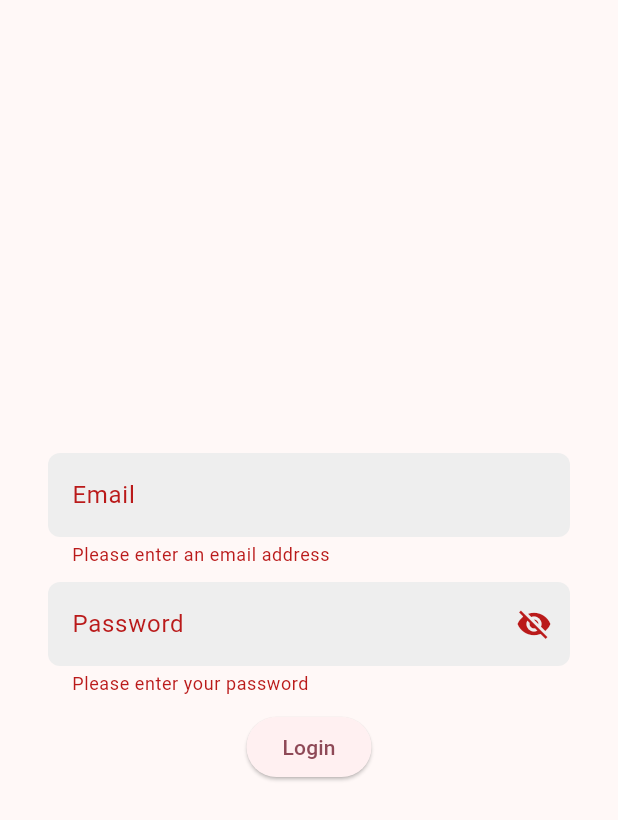
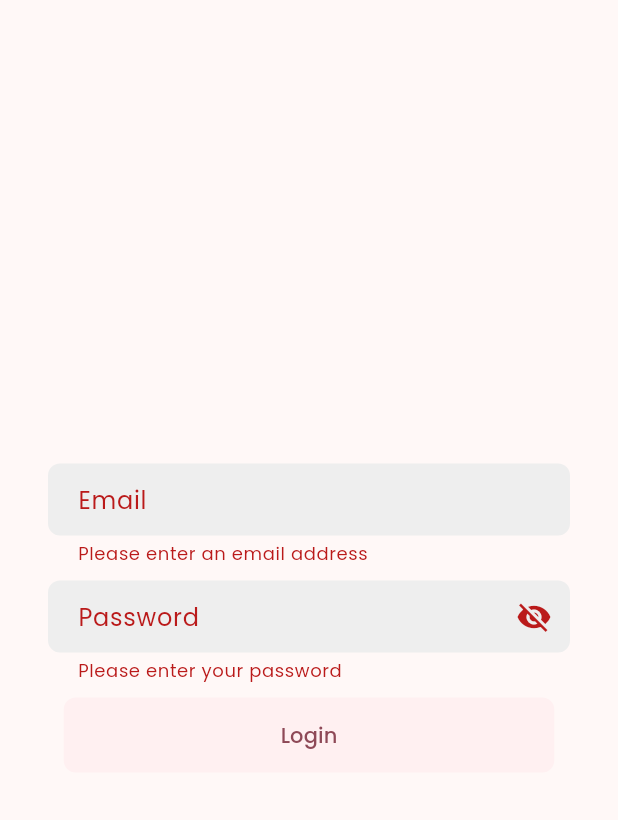
Before and after one commit to ahmed-wael2002/hedieaty-20P3343, a Flutter app: the screen it shows after launch, after a tap on "Login", on a phone screen of 412 x 824 dp. Shown: the top 820 px of the screen. Run offline on Flutter 3.47's test engine with Material 3 defaults, Android fonts, the phone set to English and light mode, and no system bars; our stand-ins replace firebase_auth, firebase_core, flutter_speed_dial, google_fonts, line_awesome_flutter, shared_preferences; accounts and stored records are empty.

Commit message:
Adjusted dynamic theming for the project

```diff
--- a/lib/Pages/FriendPage.dart
+++ b/lib/Pages/FriendPage.dart
@@ -6,7 +6,7 @@ import '../Utils/profile_widget.dart';
 
 class Friendpage extends StatelessWidget {
   final User friend;
-  Friendpage(this.friend);
+  const Friendpage(this.friend, {super.key});
 
   @override
   Widget build(BuildContext context) {
--- a/lib/Pages/ProfilePage.dart
+++ b/lib/Pages/ProfilePage.dart
@@ -60,7 +60,7 @@ class ProfilePage extends StatelessWidget {
                   user.email,
                   style: const TextStyle(fontSize: 20),
                 ),
-                SizedBox(height: 10),
+                const SizedBox(height: 10),
                 SizedBox(
                   width: 200,
                   child: ElevatedButton(
--- a/lib/Utils/gifts_list_view.dart
+++ b/lib/Utils/gifts_list_view.dart
@@ -60,7 +60,7 @@ class _GiftsListState extends State<GiftsList> {
               ),
               IconButton(
                 onPressed: () => setState(() {
-                  widget.gifts!.removeAt(index);
+                  widget.gifts.removeAt(index);
                 }),
                 icon: const Icon(LineAwesomeIcons.trash, color: Colors.red),
               ),
--- a/lib/Utils/profile_widget.dart
+++ b/lib/Utils/profile_widget.dart
@@ -15,12 +15,12 @@ class ProfileWidget extends StatelessWidget {
   @override
   Widget build(BuildContext context) {
     return Container(
-      margin: EdgeInsets.all(16.0),
+      margin: const EdgeInsets.all(16.0),
       child:Center(
       child: Row(
         mainAxisAlignment: MainAxisAlignment.center,
         children: [
-          Container(
+          SizedBox(
             width: 80, // Size of the circular frame
             height: 80,
             child: ClipOval(
--- a/lib/configs/theme/theme.dart
+++ b/lib/configs/theme/theme.dart
@@ -1,9 +1,76 @@
 import 'package:flutter/material.dart';
+import 'package:google_fonts/google_fonts.dart';
 
-ThemeData themeData = ThemeData(
-  colorScheme: colorScheme,
-  useMaterial3: true,
-  scaffoldBackgroundColor: colorScheme.surface
-);
+class CustomTheme{
 
-final colorScheme = ColorScheme.fromSeed(seedColor: Colors.pink);
+   static const _appBarTheme =  AppBarTheme(
+      elevation: 5,
+      foregroundColor: Colors.white,
+    );
+
+   static final _fontFamily = GoogleFonts.poppins().fontFamily;
+
+   static final buttonPrimary = ElevatedButton.styleFrom(
+     minimumSize: const Size(327, 50),
+     elevation: 0,
+     shape: const RoundedRectangleBorder(
+       borderRadius: BorderRadius.all(
+         Radius.circular(8.0),
+       ),
+     ),
+     // backgroundColor: colorScheme.primary, // Use primary color from the ColorScheme
+     // foregroundColor: colorScheme.onPrimary, // Text color
+   );
+
+   static final _inputDecorationTheme = InputDecorationTheme(
+     filled: true,
+     fillColor: Colors.grey.shade200, // Background for text fields
+     border: OutlineInputBorder(
+       borderRadius: BorderRadius.circular(8.0),
+       borderSide: BorderSide.none,
+     ),
+     enabledBorder: OutlineInputBorder(
+       borderRadius: BorderRadius.circular(8.0),
+       borderSide: BorderSide.none,
+     ),
+     focusedBorder: OutlineInputBorder(
+       borderRadius: BorderRadius.circular(8.0),
+       borderSide: BorderSide.none,
+     ),
+     // labelStyle: TextStyle(color: colorScheme.onSurface),
+     floatingLabelBehavior: FloatingLabelBehavior.never,
+     // hintStyle: TextStyle(color: colorScheme.onSurface.withOpacity(0.6)),
+     contentPadding: const EdgeInsets.symmetric(horizontal: 16, vertical: 12),
+   );
+
+   static ThemeData lightThemeData(BuildContext context) {
+     return ThemeData(
+       colorSchemeSeed: Colors.pink, // Generates a ColorScheme
+       appBarTheme: _appBarTheme,
+       fontFamily: _fontFamily,
+       inputDecorationTheme: _inputDecorationTheme,
+       elevatedButtonTheme: ElevatedButtonThemeData(style: buttonPrimary),
+       useMaterial3: true,
+     );
+   }
+
+   static ThemeData darkThemeData() {
+     return ThemeData(
+       colorScheme: ColorScheme.fromSeed(
+         seedColor: Colors.pink,
+         brightness: Brightness.dark, // Adjust for dark mode
+       ),
+       appBarTheme: _appBarTheme.copyWith(
+         backgroundColor: Colors.black, // Optional: Customize AppBar for dark theme
+       ),
+       fontFamily: _fontFamily,
+       inputDecorationTheme: _inputDecorationTheme.copyWith(
+         fillColor: Colors.grey.shade800, // Adjust text field background for dark theme
+       ),
+       elevatedButtonTheme: ElevatedButtonThemeData(style: buttonPrimary),
+       useMaterial3: true,
+     );
+   }
+
+
+}
--- a/lib/features/auth/domain/usecases/login_usecase.dart
+++ b/lib/features/auth/domain/usecases/login_usecase.dart
@@ -13,7 +13,6 @@ class LoginUsercase implements UseCase<bool, LoginParams>{
   }
 }
 
-
 class LoginParams {
   final String email;
   final String password;
--- a/lib/features/auth/presentation/pages/login_page.dart
+++ b/lib/features/auth/presentation/pages/login_page.dart
@@ -47,16 +47,7 @@ class LoginPage extends StatelessWidget {
               const SizedBox(height: 10),
 
               ElevatedButton(
-                onPressed: () async{
-                  if(_formKey.currentState!.validate()){
-                    await loginProvider.login(_emailController.text, _passwordController.text);
-                    if(loginProvider.isLoggedIn == false){
-                      ScaffoldMessenger.of(context).showSnackBar(
-                        const SnackBar(content: Text('Log in failed!'), backgroundColor: Colors.red,)
-                      );
-                    }
-                  }
-                },
+                onPressed: ()=>_loginButtonFn(context, _formKey, loginProvider, _emailController.text, _passwordController.text),
                 child: const Text('Login'),
               ),
 
@@ -67,3 +58,17 @@ class LoginPage extends StatelessWidget {
     );
   }
 }
+
+_loginButtonFn(context, formKey, loginProvider, email, password) async{
+  if(formKey.currentState!.validate()){
+    await loginProvider.login(email, password);
+    if(loginProvider.isLoggedIn == false){
+      ScaffoldMessenger.of(context).showSnackBar(
+          SnackBar(
+            content: loginProvider.isLoggedIn ? const Text('Logged in successfully') : const Text('Logged in failed'),
+            backgroundColor: loginProvider.isLoggedIn ? Colors.green : Colors.red,
+          )
+      );
+    }
+  }
+}
--- a/lib/features/auth/presentation/widgets/custom_password_field.dart
+++ b/lib/features/auth/presentation/widgets/custom_password_field.dart
@@ -31,13 +31,6 @@ class _CustomPasswordFieldState extends State<CustomPasswordField> {
       decoration: InputDecoration(
         labelText: widget.labelText,
         hintText: widget.hintText,
-        filled: true,
-        fillColor: Colors.grey.shade200,
-        floatingLabelBehavior: FloatingLabelBehavior.never, // Disable floating label
-        border:OutlineInputBorder(
-          borderRadius: BorderRadius.circular(8.0),
-          borderSide: BorderSide.none,
-        ),
         suffixIcon: IconButton(
           icon: Icon(
             _isPasswordVisible
--- a/lib/features/auth/presentation/widgets/custom_text_field.dart
+++ b/lib/features/auth/presentation/widgets/custom_text_field.dart
@@ -45,13 +45,6 @@ _inputDecoration(
 {
   return InputDecoration(
     labelText: labelText,
-    floatingLabelBehavior: FloatingLabelBehavior.never, // Disable floating label
     hintText: hintText,
-    filled: true,
-    fillColor: Colors.grey.shade200,
-    border: OutlineInputBorder(
-      borderRadius: BorderRadius.circular(8.0),
-      borderSide: BorderSide.none,
-    ),
   );
 }
--- a/lib/main.dart
+++ b/lib/main.dart
@@ -19,7 +19,9 @@ class MyApp extends StatelessWidget {
   Widget build(BuildContext context) {
     return MaterialApp(
       title: 'Hedieaty',
-      theme: themeData,
+      theme: CustomTheme.lightThemeData(context),
+      darkTheme: CustomTheme.darkThemeData(),
+      themeMode: ThemeMode.light,
       debugShowCheckedModeBanner: false,
       home: const AuthWrapper(),
     );
--- a/pubspec.yaml
+++ b/pubspec.yaml
@@ -43,6 +43,7 @@ dependencies:
   firebase_core: ^3.8.0
   firebase_auth: ^5.3.3
   riverpod: ^2.6.1
+  google_fonts: ^6.2.1
 
 dev_dependencies:
   flutter_test:
```
Also changed, not shown: pubspec.lock, 1 other file.
